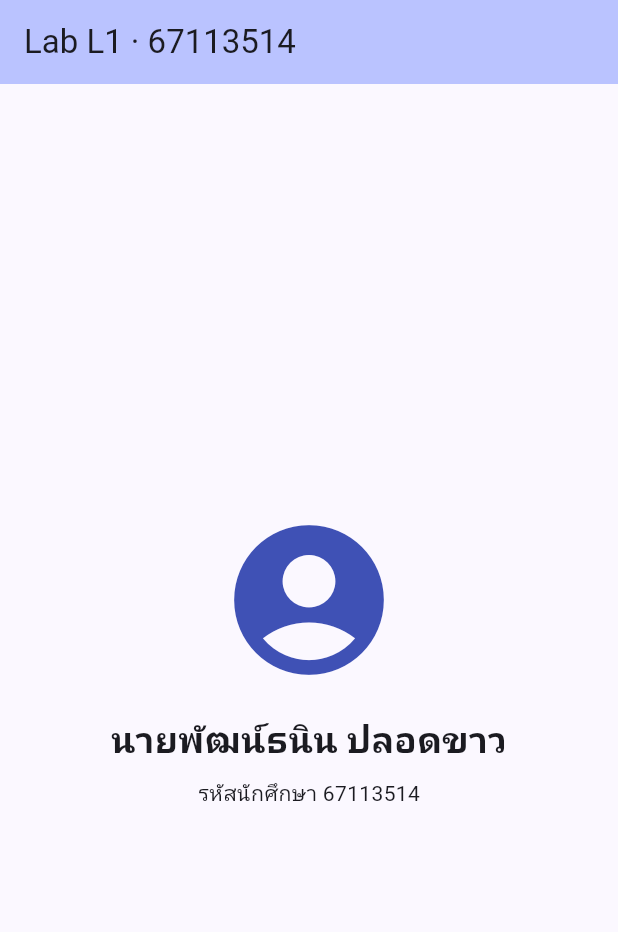
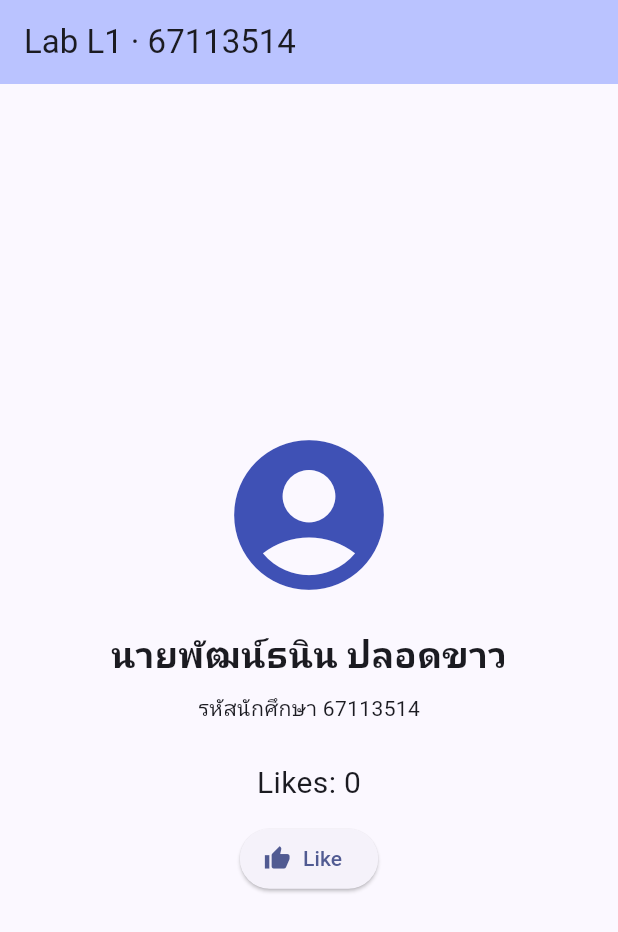
Before and after one commit to Nakarto/lab01_profile, a Flutter app: the screen it shows after launch, on a phone screen of 412 x 824 dp. Shown: the top 932 px of the screen. Run offline on Flutter 3.47's test engine with Material 3 defaults, Android fonts, the phone set to English and light mode, and no system bars; our stand-ins replace material_ui.

Commit message:
L1: StatefulWidget with Like button using setState
Co-Authored-By: Claude Opus 5.5 <noreply@anthropic.com>

```diff
--- a/lib/main.dart
+++ b/lib/main.dart
@@ -20,8 +20,21 @@ class MyApp extends StatelessWidget {
   }
 }
 
-class HomePage extends StatelessWidget {
+class HomePage extends StatefulWidget {
   const HomePage({super.key});
+
+  @override
+  State<HomePage> createState() => _HomePageState();
+}
+
+class _HomePageState extends State<HomePage> {
+  int _likes = 0;
+
+  void _like() {
+    setState(() {
+      _likes++;
+    });
+  }
 
   @override
   Widget build(BuildContext context) {
@@ -30,18 +43,26 @@ class HomePage extends StatelessWidget {
         title: const Text('Lab L1 · 67113514'),
         backgroundColor: Theme.of(context).colorScheme.inversePrimary,
       ),
-      body: const Center(
+      body: Center(
         child: Column(
           mainAxisAlignment: MainAxisAlignment.center,
           children: [
-            Icon(Icons.account_circle, size: 120, color: Colors.indigo),
-            SizedBox(height: 16),
-            Text(
+            const Icon(Icons.account_circle, size: 120, color: Colors.indigo),
+            const SizedBox(height: 16),
+            const Text(
               'นายพัฒน์ธนิน ปลอดขาว',
               style: TextStyle(fontSize: 24, fontWeight: FontWeight.bold),
             ),
-            SizedBox(height: 8),
-            Text('รหัสนักศึกษา 67113514'),
+            const SizedBox(height: 8),
+            const Text('รหัสนักศึกษา 67113514'),
+            const SizedBox(height: 24),
+            Text('Likes: $_likes', style: const TextStyle(fontSize: 20)),
+            const SizedBox(height: 12),
+            ElevatedButton.icon(
+              onPressed: _like,
+              icon: const Icon(Icons.thumb_up),
+              label: const Text('Like'),
+            ),
           ],
         ),
       ),
```
Also changed, not shown: 1 other file.
